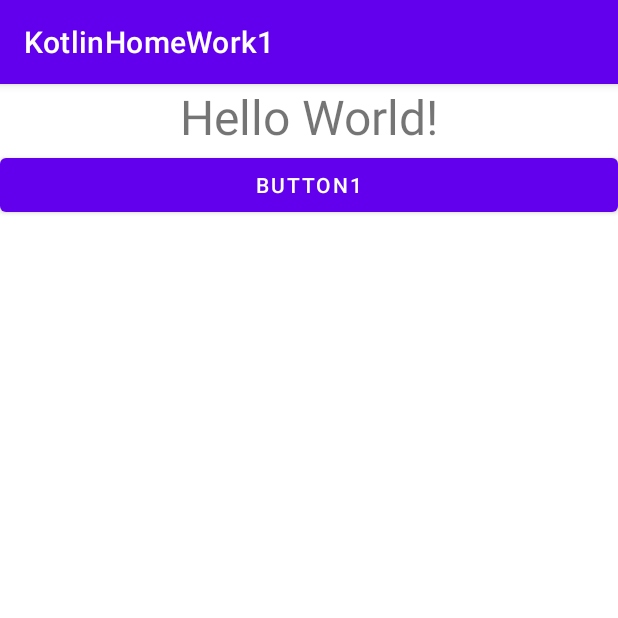
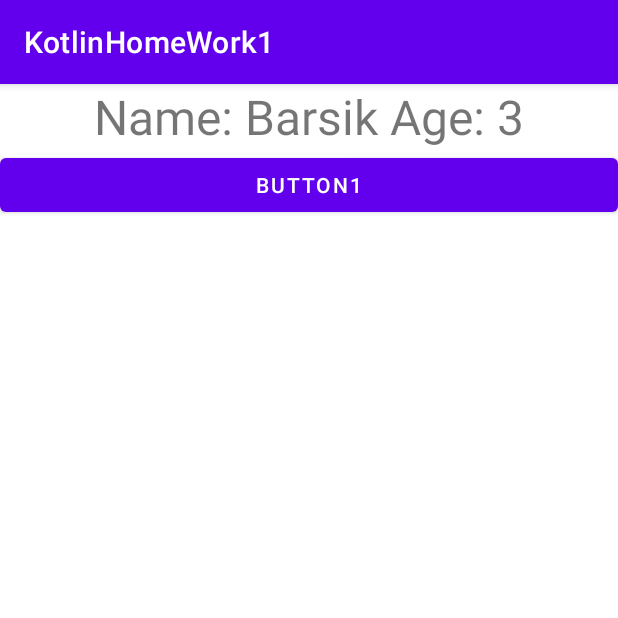
Before and after one commit to turkovaliudmila/KotlinHomeWork1, an Android app: the screen it shows after launch (MainActivity), after a tap on "BUTTON1", on a phone screen of 412 x 824 dp, the top half of it. Run offline under Robolectric (Android 15) with nearby library versions, the phone set to English and light mode, and no system bars.

Commit message:
Добавлено создание переменной класса Cat и в слушатель кнопки button1 вывод полей этого класса в TextView

```diff
--- a/app/src/main/java/ru/geekbrains/kotlinhomework1/MainActivity.kt
+++ b/app/src/main/java/ru/geekbrains/kotlinhomework1/MainActivity.kt
@@ -12,9 +12,13 @@ class MainActivity : AppCompatActivity() {
         super.onCreate(savedInstanceState)
         setContentView(R.layout.activity_main)
 
+        val newCat = Cat("Barsik", 3, "white")
+
+        val textView = findViewById<TextView>(R.id.text1)
+
         val button1 = findViewById<Button>(R.id.button1)
         button1?.setOnClickListener() {
-
+            textView.setText("Name: ${newCat.name} Age: ${newCat.age}")
         }
     }
 }
```
